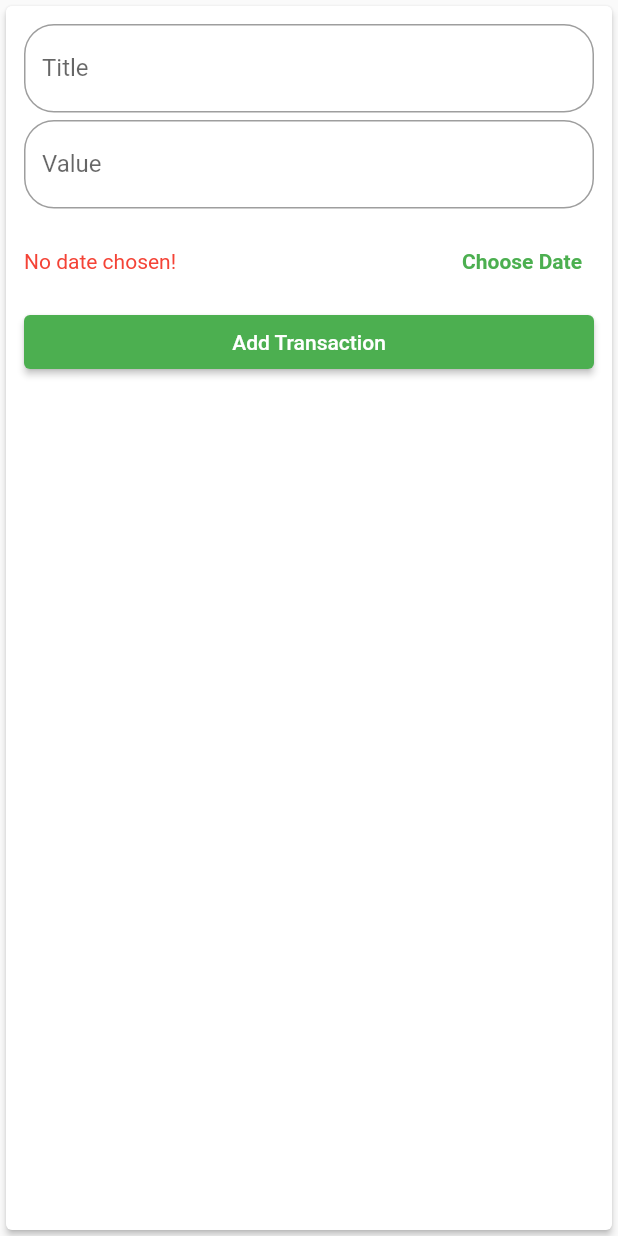
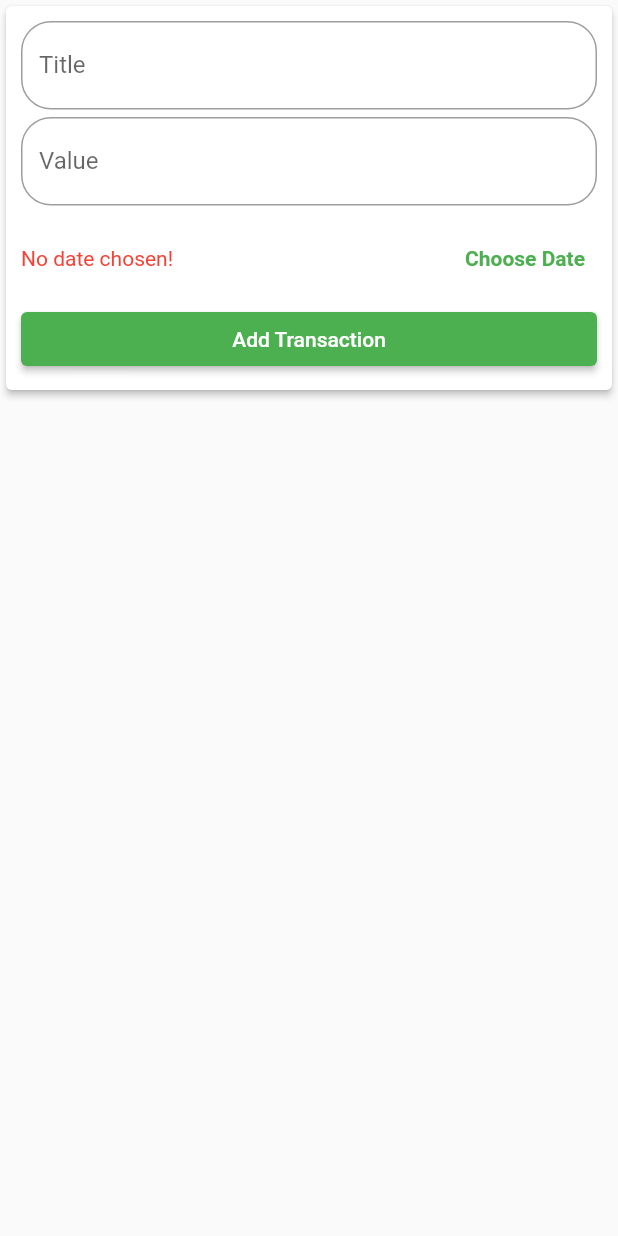
Before and after one commit to Bee0510/personal-expenses, a Flutter app: the NewTransaction widget shown alone on an empty page, opened directly with empty values, on a phone screen of 412 x 824 dp. Run offline on Flutter 3.47's test engine with Material 2 defaults, Android fonts, the phone set to English and light mode, and no system bars; our stand-ins replace math_expressions, shared_preferences; missing offline and left inert: animate_gradient; accounts and stored records are empty; Roboto replaces fonts that are missing (OpenSans).

```diff
--- a/lib/buttons.dart
+++ b/lib/buttons.dart
@@ -1,3 +1,5 @@
+// ignore_for_file: prefer_typing_uninitialized_variables
+
 import 'package:flutter/material.dart';
 
 // creating Stateless Widget for buttons
--- a/lib/calculator.dart
+++ b/lib/calculator.dart
@@ -1,4 +1,4 @@
-// ignore_for_file: use_key_in_widget_constructors, prefer_const_constructors
+// ignore_for_file: use_key_in_widget_constructors, prefer_const_constructors, avoid_unnecessary_containers
 
 import 'package:flutter/material.dart';
 import 'buttons.dart';
@@ -50,8 +50,8 @@ class _CalculatorPageState extends State<CalculatorPage> {
   @override
   Widget build(BuildContext context) {
     return Scaffold(
-      appBar: new AppBar(
-        title: new Text("Calculator"),
+      appBar: AppBar(
+        title: Text("Calculator"),
       ), //AppBar
       backgroundColor: Colors.white38,
       body: Column(
--- a/lib/widgets/login_screen.dart
+++ b/lib/widgets/login_screen.dart
@@ -1,4 +1,4 @@
-// ignore_for_file: prefer_const_constructors, prefer_const_literals_to_create_immutables, sort_child_properties_last, non_constant_identifier_names, use_build_context_synchronously, unused_import
+// ignore_for_file: prefer_const_constructors, prefer_const_literals_to_create_immutables, sort_child_properties_last, non_constant_identifier_names, use_build_context_synchronously, unused_import, use_key_in_widget_constructors
 
 import 'dart:async';
 import 'package:shared_preferences/shared_preferences.dart';
@@ -15,9 +15,7 @@ class MyLoginScreen extends StatefulWidget {
 }
 
 class _MyLoginScreenState extends State<MyLoginScreen> {
-  @required
-  final Name = TextEditingController();
-  @required
+  final NAME = TextEditingController();
   final PASSWORD = TextEditingController();
 
   @override
@@ -41,7 +39,7 @@ class _MyLoginScreenState extends State<MyLoginScreen> {
                     height: 20,
                   ),
                   TextField(
-                    controller: Name,
+                    controller: NAME,
                     decoration: InputDecoration(
                       labelText: 'Phone No/Email',
                       border: OutlineInputBorder(
--- a/lib/widgets/new_transaction.dart
+++ b/lib/widgets/new_transaction.dart
@@ -55,10 +55,16 @@ class _NewTransactionState extends State<NewTransaction> {
 
   @override
   Widget build(BuildContext context) {
-    return Card(
+    return SingleChildScrollView(
+      child: Card(
         elevation: 2,
         child: Container(
-        margin: EdgeInsets.all(12),
+          margin: EdgeInsets.only(
+            top: 10,
+            right: 10,
+            left: 10,
+            bottom: MediaQuery.of(context).viewInsets.bottom + 10,
+          ),
           child: Column(
             crossAxisAlignment: CrossAxisAlignment.end,
             children: <Widget>[
@@ -117,6 +123,7 @@ class _NewTransactionState extends State<NewTransaction> {
             ],
           ),
         ),
+      ),
     );
   }
 }
```
Also changed, not shown: lib/main.dart (+35 -9 lines), lib/widgets/transaction_list.dart (+21 -1 lines). Lines whose indentation alone changed are shown as unchanged.
